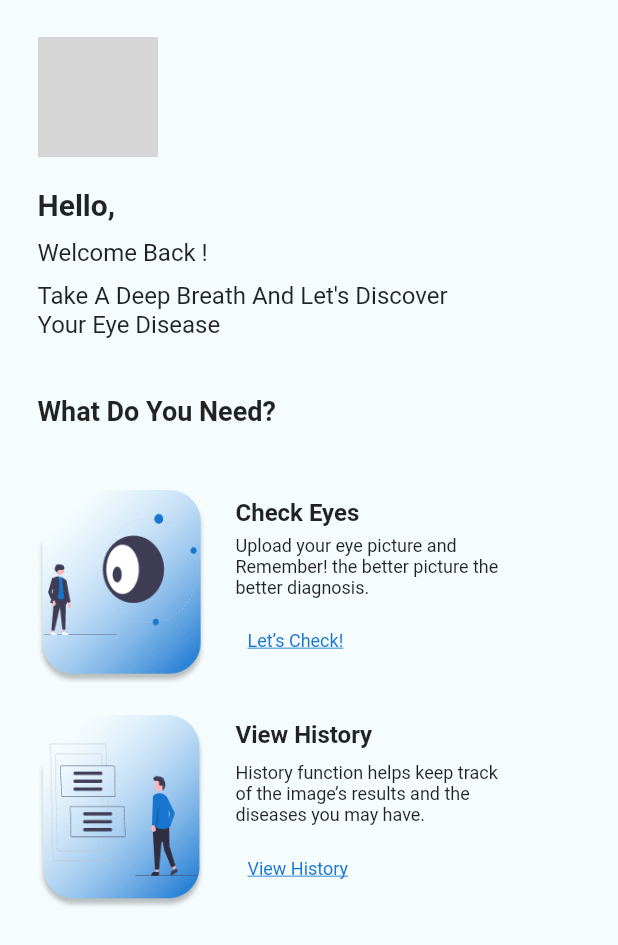
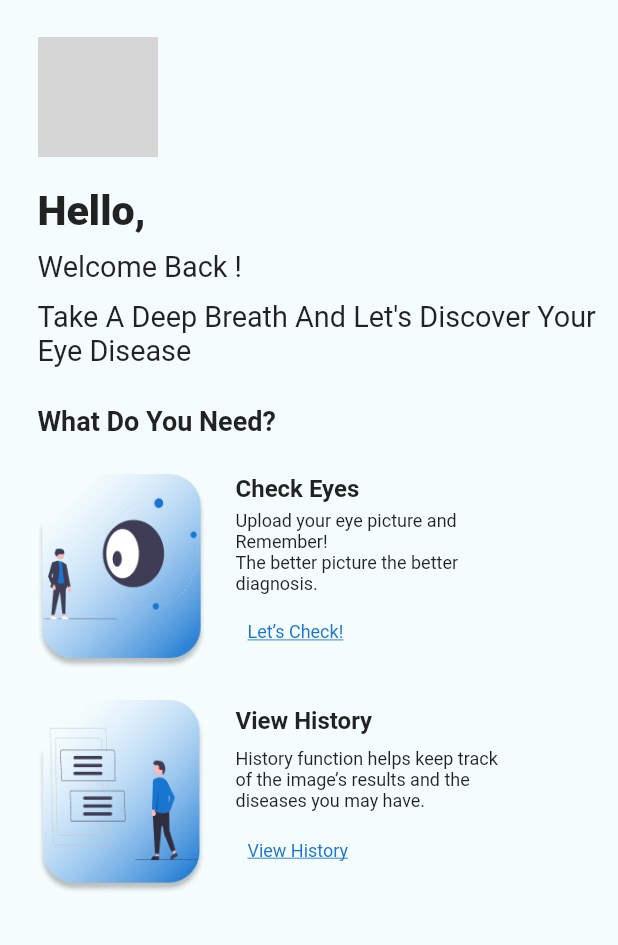
Before and after one commit to tahamoh33/gp_flutter-master, a Flutter app: the HomeScreen screen opened directly, on a phone screen of 412 x 824 dp. Shown: the top 945 px of the screen. Run offline on Flutter 3.47's test engine with Material 2 defaults, Android fonts, the phone set to English and light mode, and no system bars; drawn by our look-alikes of cached_network_image; our stand-ins replace auto_size_text, cloud_firestore, firebase_auth, firebase_core, firebase_messaging, firebase_storage and 9 more; accounts and stored records are empty; network calls fail; Roboto replaces fonts that are missing (Montserrat); grey boxes are pictures that could not be loaded.

Commit message:
UI Modifications

```diff
--- a/lib/CustomWidgets/CustomCard.dart
+++ b/lib/CustomWidgets/CustomCard.dart
@@ -113,7 +113,7 @@ Widget buildText(BuildContext context, String title, String description,
                 ),
               ),
               SizedBox(
-                width: width * 0.08,
+                width: width * 0.07,
               ),
               Text(
                 date,
--- a/lib/Screens/Authentication/Login.dart
+++ b/lib/Screens/Authentication/Login.dart
@@ -11,7 +11,7 @@ import 'package:trial1/CustomWidgets/square_tile.dart';
 import 'package:trial1/Screens/Authentication/forgot_pw.dart';
 import 'package:trial1/Screens/NavigationScreens/welcome.dart';
 import 'package:trial1/Screens/cache_manager.dart';
-import 'package:trial1/api/firebase_api.dart';
+import 'package:trial1/helpers/firebase_api.dart';
 
 import '../Constants/image_constant.dart';
 import '../Constants/string_manager.dart';
--- a/lib/Screens/NavigationScreens/History.dart
+++ b/lib/Screens/NavigationScreens/History.dart
@@ -79,10 +79,10 @@ class _HistoryState extends State<History> {
           // ),
           title: Text(
             "History",
-            style: TextStyle(fontSize: 22, color: Theme.of(context).hintColor),
+            style: TextStyle(fontSize: 25, color: Theme.of(context).hintColor),
           )),
       body: Padding(
-        padding: const EdgeInsets.symmetric(horizontal: 20.0),
+        padding: const EdgeInsets.symmetric(horizontal: 10.0),
         child: buildPredictionList(FirebaseAuth.instance.currentUser!.uid),
       ),
     );
--- a/lib/Screens/NavigationScreens/Home.dart
+++ b/lib/Screens/NavigationScreens/Home.dart
@@ -2,6 +2,7 @@ import 'package:cloud_firestore/cloud_firestore.dart';
 import 'package:firebase_auth/firebase_auth.dart';
 import 'package:flutter/material.dart';
 import 'package:provider/provider.dart';
+import 'package:sizer/sizer.dart';
 import 'package:trial1/Screens/State%20Management/selected_page_provider.dart';
 
 import '../../CustomWidgets/custom_image_view.dart';
@@ -93,13 +94,11 @@ class _HomeScreenState extends State<HomeScreen> {
                 height: 20,
               ),
               Container(
-                height: 24,
-                width: 306,
                 child: Text(
                   "Hello, $username",
                   style: TextStyle(
-                    fontSize: 20,
-                    fontWeight: FontWeight.w700,
+                    fontSize: 20.sp,
+                    fontWeight: FontWeight.w800,
                     fontFamily: 'Montserrat',
                   ),
                 ),
@@ -108,8 +107,6 @@ class _HomeScreenState extends State<HomeScreen> {
                 height: 10,
               ),
               Container(
-                height: 80,
-                width: 306,
                 child: Column(
                   mainAxisAlignment: MainAxisAlignment.start,
                   crossAxisAlignment: CrossAxisAlignment.start,
@@ -118,7 +115,7 @@ class _HomeScreenState extends State<HomeScreen> {
                       "Welcome Back !",
                       style: TextStyle(
                         fontFamily: 'Montserrat',
-                        fontSize: 16,
+                        fontSize: 14.sp,
                         fontWeight: FontWeight.w400,
                       ),
                     ),
@@ -127,10 +124,9 @@ class _HomeScreenState extends State<HomeScreen> {
                     ),
                     Text(
                       "Take A Deep Breath And Let's Discover Your Eye Disease",
-                      maxLines: 2,
                       style: TextStyle(
                         fontFamily: 'Montserrat',
-                        fontSize: 16,
+                        fontSize: 14.sp,
                         fontWeight: FontWeight.w400,
                       ),
                     ),
@@ -141,8 +137,6 @@ class _HomeScreenState extends State<HomeScreen> {
                 height: height * 0.03,
               ),
               Container(
-                width: 188,
-                height: 22,
                 child: Text(
                   "What Do You Need?",
                   style: TextStyle(
@@ -153,7 +147,7 @@ class _HomeScreenState extends State<HomeScreen> {
                 ),
               ),
               SizedBox(
-                height: height * 0.05,
+                height: height * 0.03,
               ),
               Container(
                 child: Row(
@@ -178,8 +172,8 @@ class _HomeScreenState extends State<HomeScreen> {
                       crossAxisAlignment: CrossAxisAlignment.start,
                       children: [
                         Container(
-                          height: 20,
-                          width: 95,
+                          // height: 20,
+                          // width: 95,
                           child: Text(
                             "Check Eyes",
                             style: TextStyle(
@@ -194,9 +188,10 @@ class _HomeScreenState extends State<HomeScreen> {
                         ),
                         Container(
                           width: 186,
-                          height: 45,
-                          child: Text(
-                            "Upload your eye picture and Remember! the better picture the better diagnosis.",
+                          // height: 45,
+                          child: const Text(
+                            """Upload your eye picture and Remember!
+The better picture the better diagnosis.""",
                             style: TextStyle(
                               fontFamily: 'Montserrat',
                               fontSize: 12,
@@ -231,8 +226,8 @@ class _HomeScreenState extends State<HomeScreen> {
                 height: 20,
               ),
               Container(
-                height: 130,
-                width: 360,
+                // height: 130,
+                // width: 360,
                 child: Container(
                   child: Row(
                     crossAxisAlignment: CrossAxisAlignment.center,
@@ -286,7 +281,7 @@ class _HomeScreenState extends State<HomeScreen> {
                           ),
                           Container(
                             width: 186,
-                            height: 45,
+                            // height: 45,
                             child: Text(
                               "History function helps keep track of the image’s results and the diseases you may have.",
                               style: TextStyle(
--- a/lib/main.dart
+++ b/lib/main.dart
@@ -3,7 +3,7 @@ import 'package:flutter/material.dart';
 import 'package:provider/provider.dart';
 import 'package:sizer/sizer.dart';
 import 'package:trial1/Screens/cache_manager.dart';
-import 'package:trial1/api/firebase_api.dart';
+import 'package:trial1/helpers/firebase_api.dart';
 import 'package:trial1/theme/dark_theme.dart';
 import 'package:trial1/theme/light_theme.dart';
 
```
Also changed, not shown: lib/Screens/Doctor/DoctorShowProfile.dart (+23 -46 lines), lib/Screens/Doctor/new_history.dart (+8 -1 lines), lib/helpers/BiggerImage.dart (added, +16 -0 lines), lib/newProfile.dart (+28 -28 lines), lib/helpers/firebase_api.dart (renamed from lib/api/firebase_api.dart).
